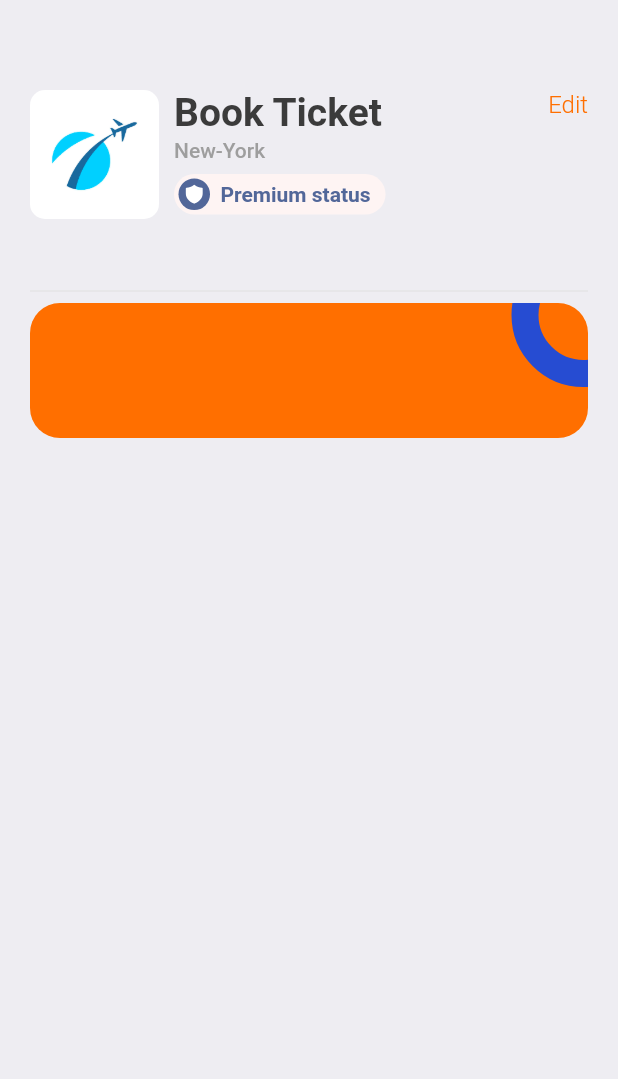
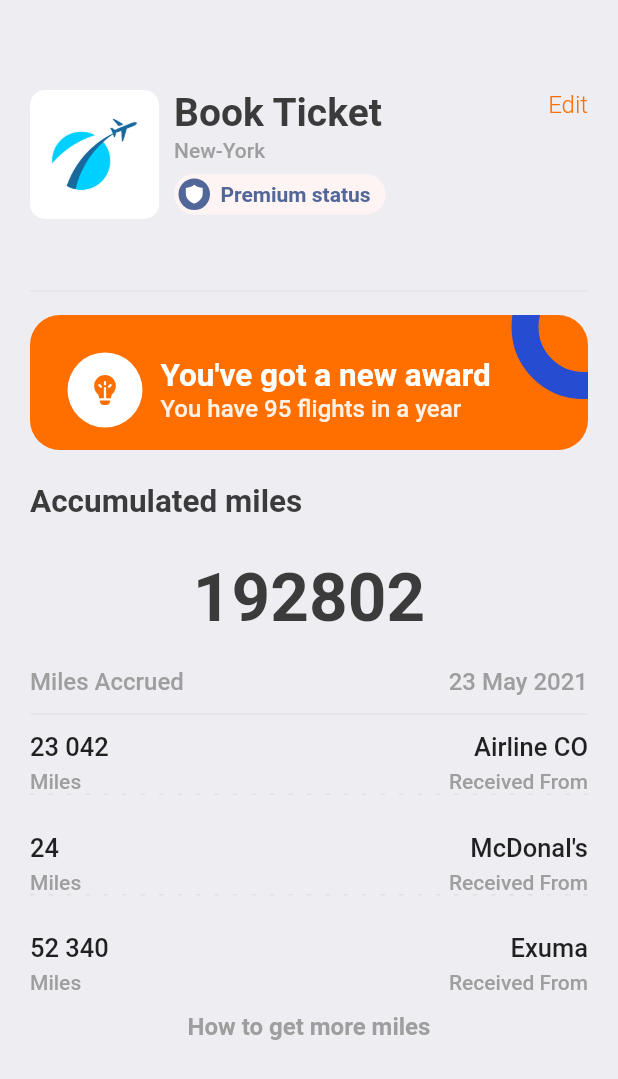
Before and after one commit to khodesmith/Ticketing_app, a Flutter app: the ProfileScreen screen opened directly, on a phone screen of 412 x 824 dp. Shown: the top 1079 px of the screen. Run offline on Flutter 3.47's test engine with Material 2 defaults, Android fonts, the phone set to English and light mode, and no system bars; our stand-ins replace barcode_widget, fluentui_icons, gap, get.

Commit message:
final update for the profile screen

```diff
--- a/lib/screens/profile_screen.dart
+++ b/lib/screens/profile_screen.dart
@@ -5,6 +5,8 @@ import 'package:flutter/src/widgets/framework.dart';
 import 'package:gap/gap.dart';
 import 'package:ticket_it/utils/app_layout.dart';
 import 'package:ticket_it/utils/app_styles.dart';
+import 'package:ticket_it/widgets/column_layout.dart';
+import 'package:ticket_it/widgets/layout_builder_widget.dart';
 
 class ProfileScreen extends StatelessWidget {
   const ProfileScreen({super.key});
@@ -100,6 +102,7 @@ class ProfileScreen extends StatelessWidget {
           Divider(
             color: Colors.grey.shade300,
           ),
+          Gap(AppLayout.getHeight(8)),
           Stack(
             children: [
               Container(
@@ -115,13 +118,156 @@ class ProfileScreen extends StatelessWidget {
                 child: Container(
                   padding: EdgeInsets.all(AppLayout.getHeight(30)),
                   decoration: BoxDecoration(
+                      color: Colors.transparent,
                       shape: BoxShape.circle,
                       border: Border.all(
                           width: 18, color: const Color(0xFF264CD2))),
                 ),
+              ),
+              Container(
+                padding: EdgeInsets.symmetric(
+                    horizontal: AppLayout.getHeight(25),
+                    vertical: AppLayout.getHeight(25)),
+                child: Row(
+                  mainAxisAlignment: MainAxisAlignment.start,
+                  crossAxisAlignment: CrossAxisAlignment.center,
+                  children: [
+                    CircleAvatar(
+                      maxRadius: 25,
+                      backgroundColor: Colors.white,
+                      child: Icon(
+                        FluentSystemIcons.ic_fluent_lightbulb_filament_filled,
+                        color: Styles.primaryColor,
+                        // size: 27,
+                      ),
+                    ),
+                    Gap(AppLayout.getHeight(12)),
+                    Column(
+                      mainAxisAlignment: MainAxisAlignment.start,
+                      crossAxisAlignment: CrossAxisAlignment.start,
+                      children: [
+                        Text(
+                          "You've got a new award",
+                          style: Styles.headLineStyle2.copyWith(
+                            fontWeight: FontWeight.bold,
+                            color: Colors.white,
+                          ),
+                        ),
+                        Text(
+                          "You have 95 flights in a year",
+                          style: Styles.headLineStyle2.copyWith(
+                            fontWeight: FontWeight.w500,
+                            color: Colors.white.withOpacity(0.9),
+                            fontSize: 16,
+                          ),
+                        )
+                      ],
+                    )
+                  ],
+                ),
               )
             ],
-          )
+          ),
+          Gap(AppLayout.getHeight(12)),
+          Text(
+            "Accumulated miles",
+            style: Styles.headLineStyle2,
+          ),
+          Gap(AppLayout.getHeight(25)),
+          Container(
+            child: Column(
+              // crossAxisAlignment: CrossAxisAlignment.center,
+              children: [
+                Text(
+                  "192802",
+                  style: Styles.headLineStyle1.copyWith(
+                      fontSize: 45,
+                      fontWeight: FontWeight.w600,
+                      color: Styles.textColor),
+                ),
+                Gap(AppLayout.getHeight(20)),
+                Row(
+                  mainAxisAlignment: MainAxisAlignment.spaceBetween,
+                  children: [
+                    Text(
+                      "Miles Accrued",
+                      style: Styles.headLineStyle4.copyWith(fontSize: 16),
+                    ),
+                    Text(
+                      "23 May 2021",
+                      style: Styles.headLineStyle4.copyWith(fontSize: 16),
+                    )
+                  ],
+                ),
+                Gap(AppLayout.getHeight(4)),
+                Divider(
+                  color: Colors.grey.shade300,
+                ),
+                Gap(AppLayout.getHeight(4)),
+                Row(
+                  mainAxisAlignment: MainAxisAlignment.spaceBetween,
+                  children: const [
+                    AppColumnLayout(
+                        isColor: true,
+                        colText1: "23 042",
+                        colText2: "Miles",
+                        alignment: CrossAxisAlignment.start),
+                    AppColumnLayout(
+                        isColor: true,
+                        colText1: "Airline CO",
+                        colText2: "Received From",
+                        alignment: CrossAxisAlignment.end)
+                  ],
+                ),
+                const AppLayoutBuilderWidget(
+                  section: 12,
+                  isColor: true,
+                ),
+                Gap(AppLayout.getHeight(25)),
+                Row(
+                  mainAxisAlignment: MainAxisAlignment.spaceBetween,
+                  children: const [
+                    AppColumnLayout(
+                        isColor: true,
+                        colText1: "24",
+                        colText2: "Miles",
+                        alignment: CrossAxisAlignment.start),
+                    AppColumnLayout(
+                        isColor: true,
+                        colText1: "McDonal's",
+                        colText2: "Received From",
+                        alignment: CrossAxisAlignment.end)
+                  ],
+                ),
+                const AppLayoutBuilderWidget(
+                  section: 12,
+                  isColor: true,
+                ),
+                Gap(AppLayout.getHeight(25)),
+                Row(
+                  mainAxisAlignment: MainAxisAlignment.spaceBetween,
+                  children: const [
+                    AppColumnLayout(
+                        isColor: true,
+                        colText1: "52 340",
+                        colText2: "Miles",
+                        alignment: CrossAxisAlignment.start),
+                    AppColumnLayout(
+                        isColor: true,
+                        colText1: "Exuma",
+                        colText2: "Received From",
+                        alignment: CrossAxisAlignment.end)
+                  ],
+                ),
+                Gap(AppLayout.getHeight(12)),
+                Text(
+                  "How to get more miles",
+                  style: Styles.headLineStyle4
+                      .copyWith(fontSize: 16, fontWeight: FontWeight.bold),
+                ),
+              ],
+            ),
+          ),
         ],
       ),
     );
```
